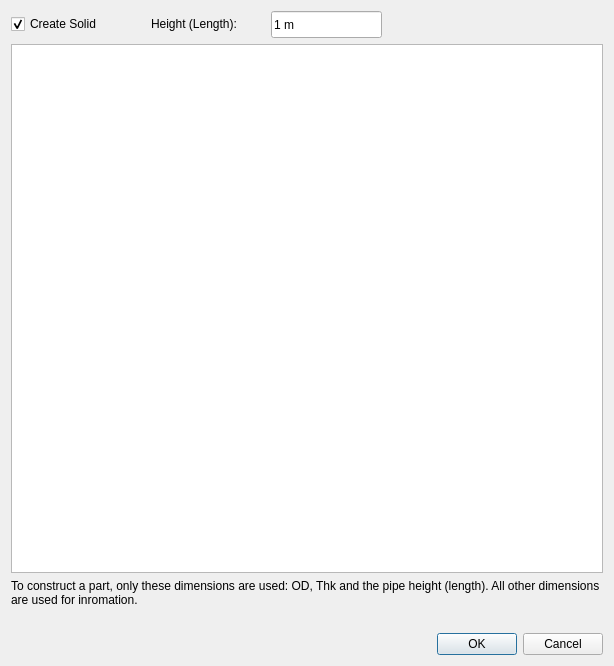
Before: the Qt Designer form ui/create-pipe.ui in rkrenzler/FreeCAD_Workbench_Starter, drawn with Qt 5.
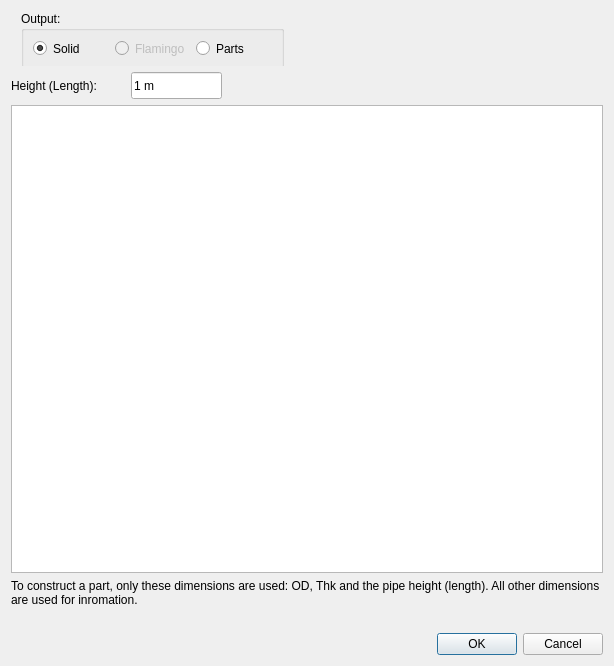
After: the same form once the commit is applied. Icons and pictures are not drawn.

Commit message: add flamingo radio button to the pipe dialog

```diff
--- a/ui/create-pipe.ui
+++ b/ui/create-pipe.ui
@@ -19,19 +19,77 @@
      <property name="minimumSize">
       <size>
        <width>0</width>
-       <height>27</height>
+       <height>55</height>
       </size>
      </property>
      <property name="layoutDirection">
       <enum>Qt::LeftToRight</enum>
      </property>
+     <widget class="QGroupBox" name="groupBox">
+      <property name="geometry">
+       <rect>
+        <x>10</x>
+        <y>0</y>
+        <width>263</width>
+        <height>58</height>
+       </rect>
+      </property>
+      <property name="title">
+       <string>Output:</string>
+      </property>
+      <layout class="QHBoxLayout" name="horizontalLayout">
+       <item>
+        <widget class="QRadioButton" name="radioButtonSolid">
+         <property name="enabled">
+          <bool>true</bool>
+         </property>
+         <property name="text">
+          <string>Solid</string>
+         </property>
+         <property name="checked">
+          <bool>true</bool>
+         </property>
+        </widget>
+       </item>
+       <item>
+        <widget class="QRadioButton" name="radioButtonFlamingo">
+         <property name="enabled">
+          <bool>false</bool>
+         </property>
+         <property name="text">
+          <string>Flamingo</string>
+         </property>
+         <property name="checked">
+          <bool>false</bool>
+         </property>
+        </widget>
+       </item>
+       <item>
+        <widget class="QRadioButton" name="radioButtonParts">
+         <property name="text">
+          <string>Parts</string>
+         </property>
+        </widget>
+       </item>
+      </layout>
+     </widget>
+    </widget>
+   </item>
+   <item>
+    <widget class="QWidget" name="widget" native="true">
+     <property name="minimumSize">
+      <size>
+       <width>0</width>
+       <height>27</height>
+      </size>
+     </property>
      <widget class="QLabel" name="label_3">
       <property name="geometry">
        <rect>
-        <x>140</x>
+        <x>0</x>
         <y>0</y>
-        <width>111</width>
-        <height>25</height>
+        <width>121</width>
+        <height>27</height>
        </rect>
       </property>
       <property name="sizePolicy">
@@ -40,6 +98,12 @@
         <verstretch>0</verstretch>
        </sizepolicy>
       </property>
+      <property name="minimumSize">
+       <size>
+        <width>0</width>
+        <height>27</height>
+       </size>
+      </property>
       <property name="maximumSize">
        <size>
         <width>200</width>
@@ -53,9 +117,9 @@
      <widget class="QLineEdit" name="lineEditLength">
       <property name="geometry">
        <rect>
-        <x>260</x>
+        <x>120</x>
         <y>0</y>
-        <width>111</width>
+        <width>91</width>
         <height>27</height>
        </rect>
       </property>
@@ -63,22 +127,6 @@
        <string>1 m</string>
       </property>
      </widget>
-     <widget class="QCheckBox" name="checkBoxCreateSolid">
-      <property name="geometry">
-       <rect>
-        <x>0</x>
-        <y>0</y>
-        <width>121</width>
-        <height>26</height>
-       </rect>
-      </property>
-      <property name="text">
-       <string>Create Solid</string>
-      </property>
-      <property name="checked">
-       <bool>true</bool>
-      </property>
-     </widget>
     </widget>
    </item>
    <item>
```
Left out of the diff: 8 changed lines with no effect on the pictures. The commit also changes 2 other files.
